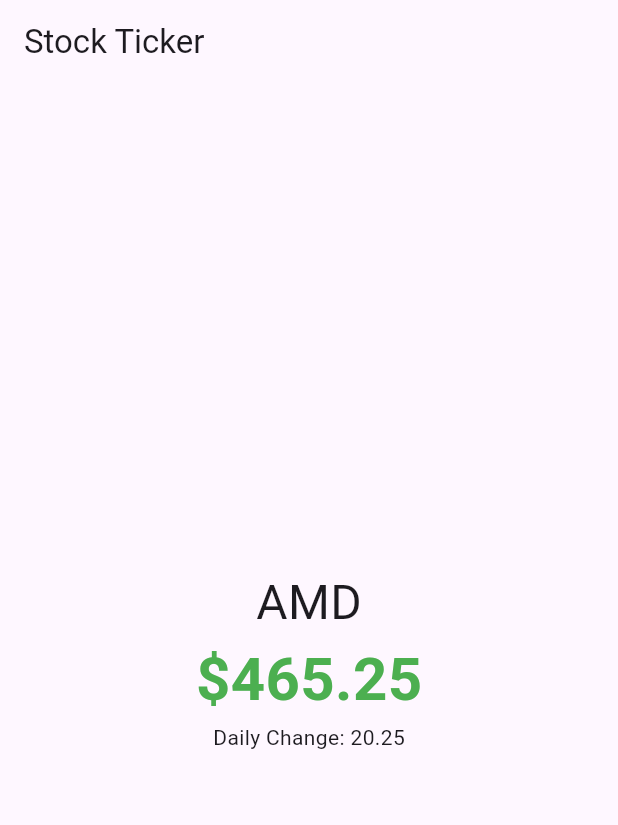
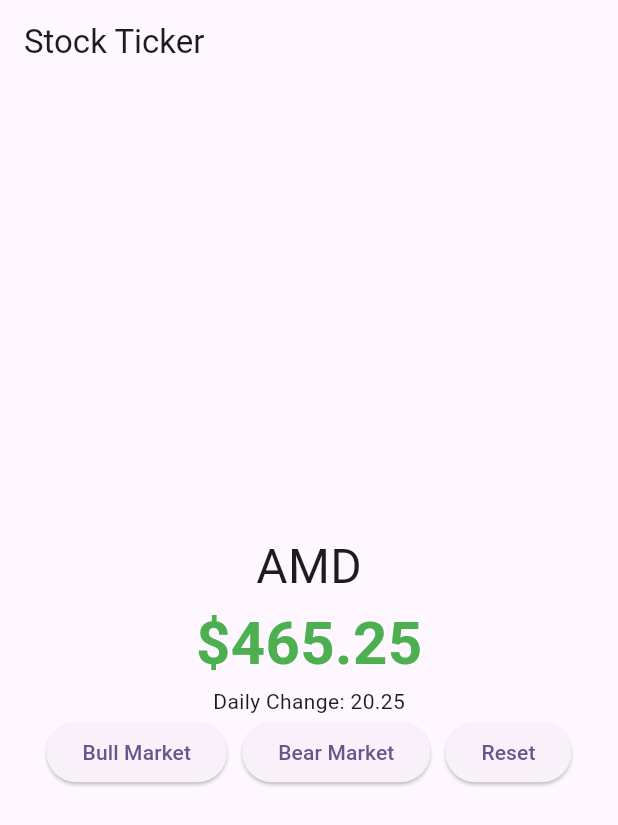
Before and after one commit to kaleb-french/CTEC235-11-MarketWatcher, a Flutter app: the screen it shows after launch, on a phone screen of 412 x 824 dp. Shown: the top 825 px of the screen. Run offline on Flutter 3.47's test engine with Material 3 defaults, Android fonts, the light colour scheme and no system bars.

Commit message:
Phase 3- complete
Phase 3-
The onPress adds a event to the input sink of the Bloc passing an enum
value into it. The bloc creates a new copy of Stock object with the new
data base on the enum it received. This new object is returned via the
output stream which the StreamBuilder is listen to via its stream field,
this queues a call to its builder method to rebuild.

```diff
--- a/lib/main.dart
+++ b/lib/main.dart
@@ -64,6 +64,35 @@
                 Text(
                   'Daily Change: ${stock.dailyChange.toStringAsFixed(2)}',
                 ),
+                Row(
+                  mainAxisAlignment: MainAxisAlignment.center,
+                  children: [
+                    ElevatedButton(
+                      onPressed: () {
+                        bloc.input.add(StockAction.Increase);
+                      },
+                      child: const Text('Bull Market'),
+                    ),
+
+                    const SizedBox(width: 10),
+
+                    ElevatedButton(
+                      onPressed: () {
+                        bloc.input.add(StockAction.Decrease);
+                      },
+                      child: const Text('Bear Market'),
+                    ),
+
+                    const SizedBox(width: 10),
+
+                    ElevatedButton(
+                      onPressed: () {
+                        bloc.input.add(StockAction.Reset);
+                      },
+                      child: const Text('Reset'),
+                    ),
+                  ],
+                ),
               ],
             ),
           );
```
Also changed, not shown: 1 other file.
